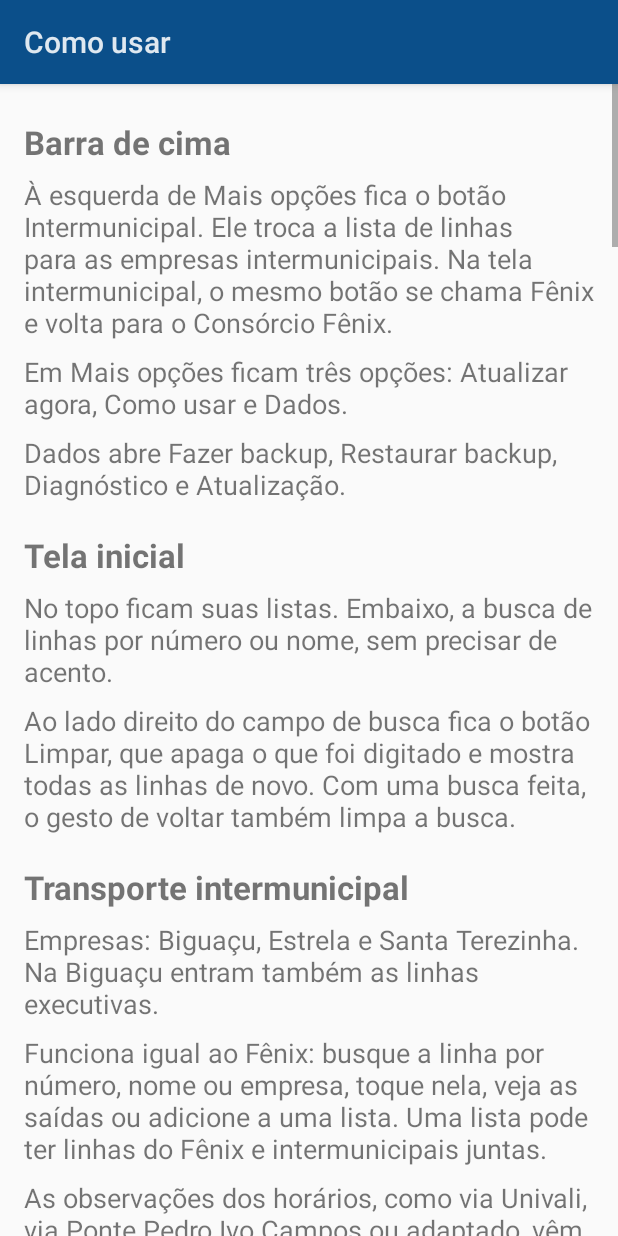
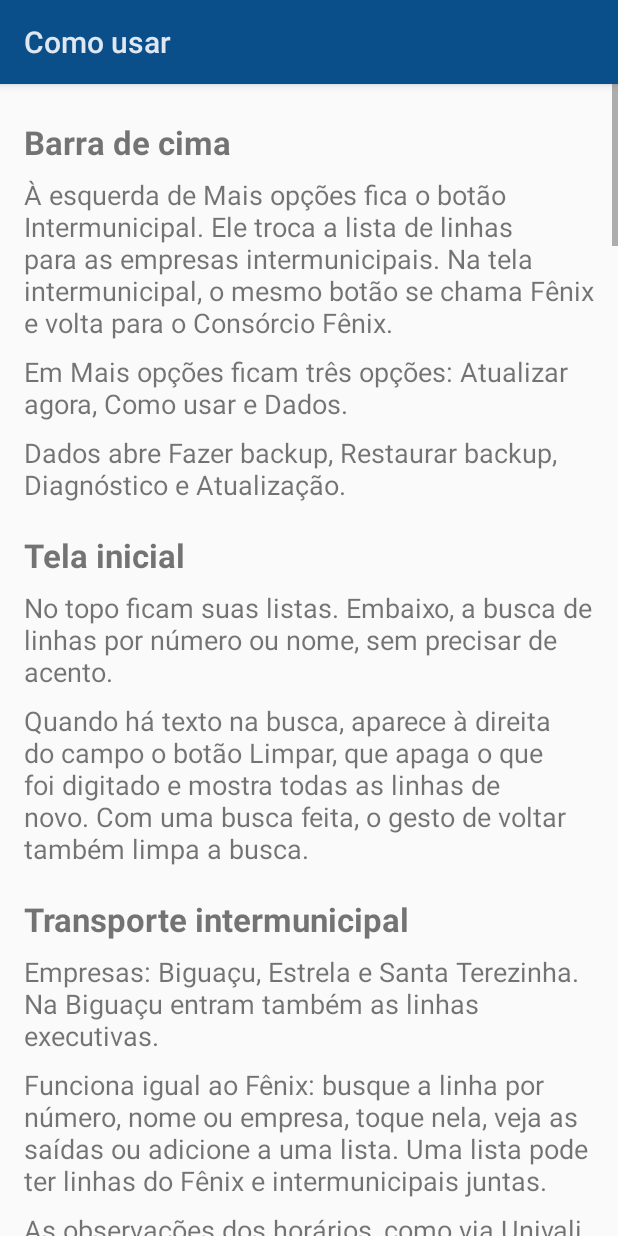
Before and after one commit to geofilho/busao-floripa., an Android app: the screen it shows after launch (AjudaActivity), in the options menu, after a tap on "Como usar", on a phone screen of 412 x 824 dp. Run offline under Robolectric (Android 15) with nearby library versions, the phone set to English and light mode, and no system bars; network calls fail; pictures from the network do not load.

Commit message:
Botão Limpar aparece só com texto na busca
- O botão Limpar só aparece quando há algo digitado na busca.
- Depois de limpar, o foco volta para o campo de busca.
- Como usar atualizado.

Co-Authored-By: Claude Opus 5.5 <noreply@anthropic.com>
Claude-Session: https://claude.ai/code/session_016K2oGc8VgRxrzrTN6T3Ged

```diff
--- a/app/src/main/java/br/com/busfloripa/AjudaActivity.java
+++ b/app/src/main/java/br/com/busfloripa/AjudaActivity.java
@@ -21,7 +21,7 @@ public class AjudaActivity extends Activity {
 
             "#Tela inicial",
             "No topo ficam suas listas. Embaixo, a busca de linhas por número ou nome, sem precisar de acento.",
-            "Ao lado direito do campo de busca fica o botão Limpar, que apaga o que foi digitado e mostra todas as linhas de novo. Com uma busca feita, o gesto de voltar também limpa a busca.",
+            "Quando há texto na busca, aparece à direita do campo o botão Limpar, que apaga o que foi digitado e mostra todas as linhas de novo. Com uma busca feita, o gesto de voltar também limpa a busca.",
 
             "#Transporte intermunicipal",
             "Empresas: Biguaçu, Estrela e Santa Terezinha. Na Biguaçu entram também as linhas executivas.",
--- a/app/src/main/java/br/com/busfloripa/MainActivity.java
+++ b/app/src/main/java/br/com/busfloripa/MainActivity.java
@@ -8,6 +8,7 @@ import android.text.Editable;
 import android.text.TextWatcher;
 import android.view.Menu;
 import android.view.MenuItem;
+import android.view.View;
 import android.view.ViewGroup;
 import android.widget.ArrayAdapter;
 import android.widget.Button;
@@ -58,9 +59,11 @@ public class MainActivity extends Activity {
             Ui.lineActions(this, l.code, l.name, l.url, null, null, this::renderLists);
         });
 
-        findViewById(R.id.clearSearch).setOnClickListener(v -> {
-            if (search.getText().length() == 0) { Ui.say(this, "A busca já está vazia"); return; }
+        View clearBtn = findViewById(R.id.clearSearch);
+        clearBtn.setOnClickListener(v -> {
             clearSearch();
+            // O botão some; o foco volta para o campo de busca, pronto para digitar de novo.
+            search.requestFocus();
             Ui.say(this, "Busca limpa");
         });
         search.setOnFocusChangeListener((v, has) -> {
@@ -69,7 +72,11 @@ public class MainActivity extends Activity {
         search.addTextChangedListener(new TextWatcher() {
             @Override public void beforeTextChanged(CharSequence s, int a, int c, int d) { }
             @Override public void onTextChanged(CharSequence s, int a, int c, int d) { }
-            @Override public void afterTextChanged(Editable s) { filter(); }
+            @Override public void afterTextChanged(Editable s) {
+                // Botão Limpar só aparece quando há texto na busca.
+                clearBtn.setVisibility(s.length() > 0 ? View.VISIBLE : View.GONE);
+                filter();
+            }
         });
 
         inter = getSharedPreferences("tela", MODE_PRIVATE).getBoolean("inter", false);
--- a/app/src/main/res/layout/activity_main.xml
+++ b/app/src/main/res/layout/activity_main.xml
@@ -52,7 +52,8 @@
             android:layout_width="wrap_content"
             android:layout_height="wrap_content"
             android:contentDescription="Limpar busca"
-            android:text="Limpar" />
+            android:text="Limpar"
+            android:visibility="gone" />
     </LinearLayout>
 
     <TextView
```
